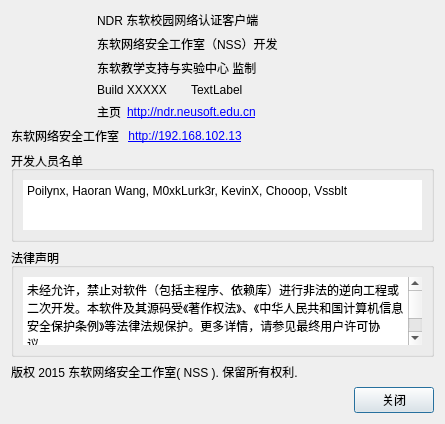
This is client/forms/aboutdialog.ui in NSS-Studio/NDR_Client as Qt 5 draws it before an edit. The edited form follows.
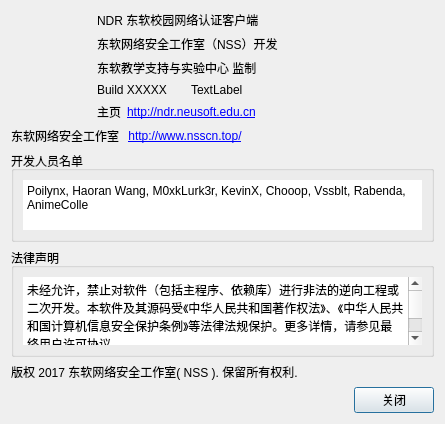
This is the edited form. Icons and pictures are not drawn.

Commit message: 1. repair the crash of the setting dialog. 2. repair the timer of the mainwindow. 3. repair the timer be killed before creat.

The edit to the form file:
```diff
--- a/client/forms/aboutdialog.ui
+++ b/client/forms/aboutdialog.ui
@@ -163,7 +163,7 @@
 &lt;html&gt;&lt;head&gt;&lt;meta name=&quot;qrichtext&quot; content=&quot;1&quot; /&gt;&lt;style type=&quot;text/css&quot;&gt;
 p, li { white-space: pre-wrap; }
 &lt;/style&gt;&lt;/head&gt;&lt;body style=&quot; font-family:'SimSun'; font-size:9pt; font-weight:400; font-style:normal;&quot;&gt;
-&lt;p style=&quot; margin-top:0px; margin-bottom:0px; margin-left:0px; margin-right:0px; -qt-block-indent:0; text-indent:0px;&quot;&gt;Poilynx, Haoran Wang, M0xkLurk3r, KevinX, Chooop, Vssblt&lt;/p&gt;&lt;/body&gt;&lt;/html&gt;</string>
+&lt;p style=&quot; margin-top:0px; margin-bottom:0px; margin-left:0px; margin-right:0px; -qt-block-indent:0; text-indent:0px;&quot;&gt;Poilynx, Haoran Wang, M0xkLurk3r, KevinX, Chooop, Vssblt, Rabenda, AnimeColle&lt;/p&gt;&lt;/body&gt;&lt;/html&gt;</string>
         </property>
        </widget>
       </item>
@@ -186,8 +186,8 @@
 &lt;html&gt;&lt;head&gt;&lt;meta name=&quot;qrichtext&quot; content=&quot;1&quot; /&gt;&lt;style type=&quot;text/css&quot;&gt;
 p, li { white-space: pre-wrap; }
 &lt;/style&gt;&lt;/head&gt;&lt;body style=&quot; font-family:'SimSun'; font-size:9pt; font-weight:400; font-style:normal;&quot;&gt;
-&lt;p style=&quot; margin-top:0px; margin-bottom:0px; margin-left:0px; margin-right:0px; -qt-block-indent:0; text-indent:0px;&quot;&gt;未经允许，禁止对软件（包括主程序、依赖库）进行非法的逆向工程或二次开发。本软件及其源码受《著作权法》、《中华人民共和国计算机信息安全保护条例》等法律法规保护。更多详情，请参见最终用户许可协议。&lt;/p&gt;
-&lt;p style=&quot; margin-top:0px; margin-bottom:0px; margin-left:0px; margin-right:0px; -qt-block-indent:0; text-indent:0px;&quot;&gt;本软件使用了 Qt 4 社区版的类库。该部分软件遵守 GNU LGPL 协议。&lt;/p&gt;&lt;/body&gt;&lt;/html&gt;</string>
+&lt;p style=&quot; margin-top:0px; margin-bottom:0px; margin-left:0px; margin-right:0px; -qt-block-indent:0; text-indent:0px;&quot;&gt;未经允许，禁止对软件（包括主程序、依赖库）进行非法的逆向工程或二次开发。本软件及其源码受《中华人民共和国著作权法》、《中华人民共和国计算机信息安全保护条例》等法律法规保护。更多详情，请参见最终用户许可协议。&lt;/p&gt;
+&lt;p style=&quot; margin-top:0px; margin-bottom:0px; margin-left:0px; margin-right:0px; -qt-block-indent:0; text-indent:0px;&quot;&gt;本软件使用了 Qt 5 社区版的类库。该部分软件遵守 GNU LGPL 协议。&lt;/p&gt;&lt;/body&gt;&lt;/html&gt;</string>
         </property>
        </widget>
       </item>
@@ -216,7 +216,7 @@
       </sizepolicy>
      </property>
      <property name="text">
-      <string>版权 2015 东软网络安全工作室( NSS ). 保留所有权利. </string>
+      <string>版权 2017 东软网络安全工作室( NSS ). 保留所有权利. </string>
      </property>
      <property name="wordWrap">
       <bool>false</bool>
@@ -272,7 +272,7 @@
 &lt;html&gt;&lt;head&gt;&lt;meta name=&quot;qrichtext&quot; content=&quot;1&quot; /&gt;&lt;style type=&quot;text/css&quot;&gt;
 p, li { white-space: pre-wrap; }
 &lt;/style&gt;&lt;/head&gt;&lt;body style=&quot; font-family:'SimSun'; font-size:9pt; font-weight:400; font-style:normal;&quot;&gt;
-&lt;p style=&quot; margin-top:0px; margin-bottom:0px; margin-left:0px; margin-right:0px; -qt-block-indent:0; text-indent:0px;&quot;&gt; &lt;a href=&quot;http://192.168.102.13&quot;&gt;&lt;span style=&quot; text-decoration: underline; color:#0000ff;&quot;&gt;http://192.168.102.13&lt;/span&gt;&lt;/a&gt;&lt;/p&gt;&lt;/body&gt;&lt;/html&gt;</string>
+&lt;p style=&quot; margin-top:0px; margin-bottom:0px; margin-left:0px; margin-right:0px; -qt-block-indent:0; text-indent:0px;&quot;&gt; &lt;a href=&quot;http://192.168.102.13&quot;&gt;&lt;span style=&quot; text-decoration: underline; color:#0000ff;&quot;&gt;http://www.nsscn.top/&lt;/span&gt;&lt;/a&gt;&lt;/p&gt;&lt;/body&gt;&lt;/html&gt;</string>
        </property>
        <property name="openExternalLinks">
         <bool>true</bool>
```
The commit also changes 6 other files.
